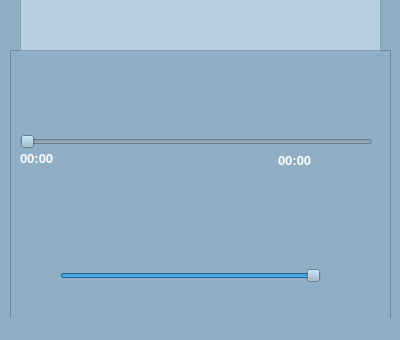
First picture: the form in Audio_pj/mainwindow.ui, repository Kasitphoom/Audio_EQ, before the edit; both pictures show x 0 to 400 and y 460 to 800 of the 400 by 800 pixel window.
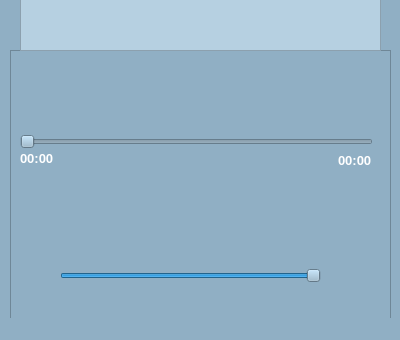
Second picture: the form after the edit. Icons and pictures are not drawn.

Diff of the .ui file:
```diff
--- a/Audio_pj/mainwindow.ui
+++ b/Audio_pj/mainwindow.ui
@@ -1323,7 +1323,7 @@
       <rect>
        <x>10</x>
        <y>100</y>
-       <width>101</width>
+       <width>41</width>
        <height>16</height>
       </rect>
      </property>
@@ -1345,9 +1345,9 @@
     <widget class="QLabel" name="total_time">
      <property name="geometry">
       <rect>
-       <x>268</x>
+       <x>328</x>
        <y>100</y>
-       <width>101</width>
+       <width>41</width>
        <height>20</height>
       </rect>
      </property>
```
